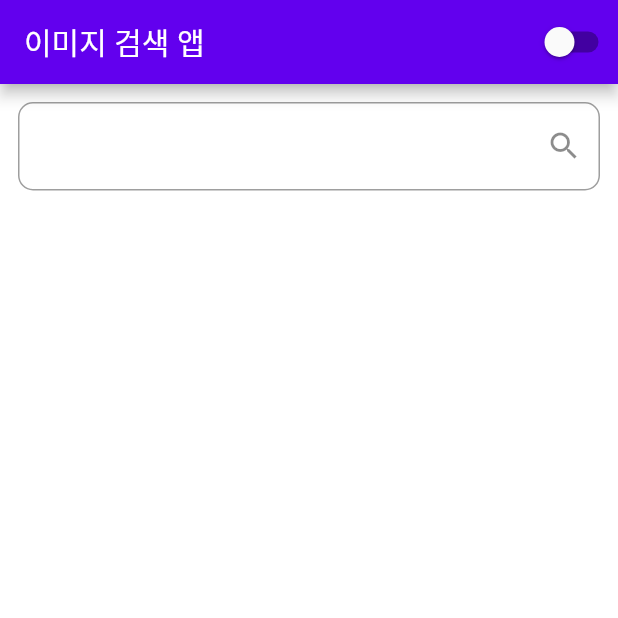
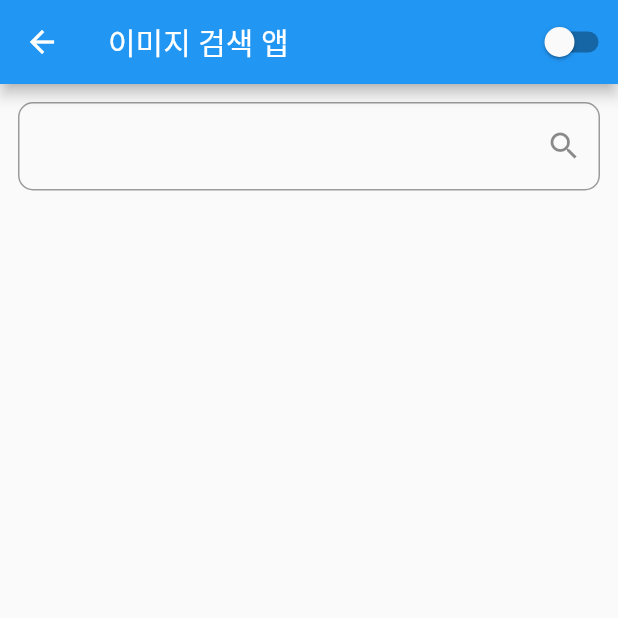
Before and after one commit to wyongjae/image_search_app_prac, a Flutter app: the screen it shows after launch, after a tap on "Photo Search Page", on a phone screen of 412 x 824 dp, the top half of it. Run offline on Flutter 3.47's test engine with Material 2 defaults, Android fonts, the phone set to English and light mode, and no system bars; our stand-ins replace video_player; network calls fail.

Commit message:
Feat: navigater pop in photo search page

```diff
--- a/lib/presentation/photo_page/photo_search_page.dart
+++ b/lib/presentation/photo_page/photo_search_page.dart
@@ -32,7 +32,6 @@ class _PhotoSearchPageState extends State<PhotoSearchPage> {
 
     return MaterialApp(
       themeMode: themeProvider.themeMode,
-      theme: MyThemes.lightTheme,
       darkTheme: MyThemes.darkTheme,
       home: Scaffold(
         appBar: AppBar(
@@ -43,6 +42,12 @@ class _PhotoSearchPageState extends State<PhotoSearchPage> {
           actions: const [
             ChangeThemeButtonWidget(),
           ],
+          leading: IconButton(
+            onPressed: () {
+              Navigator.pop(context);
+            },
+            icon: const Icon(Icons.arrow_back),
+          ),
         ),
         body: Padding(
           padding: const EdgeInsets.all(12.0),
@@ -78,11 +83,13 @@ class _PhotoSearchPageState extends State<PhotoSearchPage> {
                       child: GridView.builder(
                           padding: const EdgeInsets.only(top: 10),
                           itemCount: photos.length,
-                          gridDelegate: SliverGridDelegateWithFixedCrossAxisCount(
-                            crossAxisCount: MediaQuery.of(context).orientation ==
-                                    Orientation.portrait
-                                ? 2
-                                : 3,
+                          gridDelegate:
+                              SliverGridDelegateWithFixedCrossAxisCount(
+                            crossAxisCount:
+                                MediaQuery.of(context).orientation ==
+                                        Orientation.portrait
+                                    ? 2
+                                    : 3,
                             crossAxisSpacing: 16,
                             mainAxisSpacing: 16,
                           ),
```
